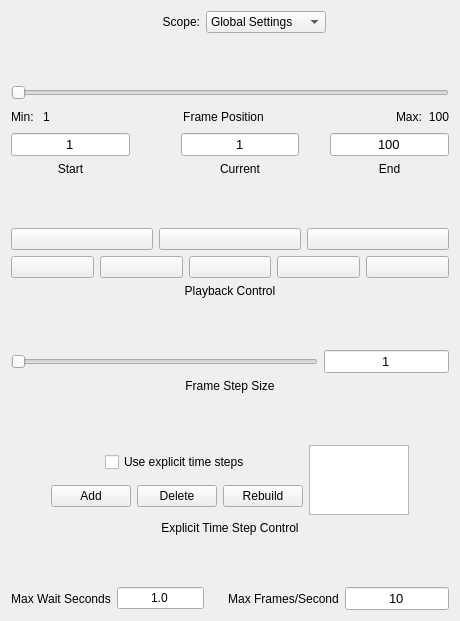
Qt form apps/vaporgui/guis/ui/animationtab.ui (yyr/vapor) before a commit.
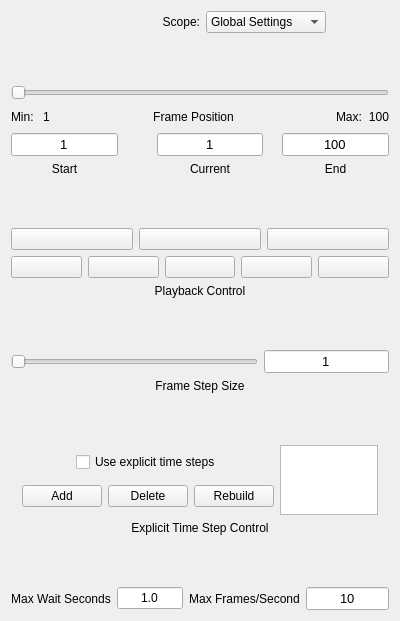
The same form after that commit. Icons and pictures are not drawn.

Diff of the .ui file:
```diff
--- a/apps/vaporgui/guis/ui/animationtab.ui
+++ b/apps/vaporgui/guis/ui/animationtab.ui
@@ -6,7 +6,7 @@
    <rect>
     <x>0</x>
     <y>0</y>
-    <width>460</width>
+    <width>400</width>
     <height>621</height>
    </rect>
   </property>
```
